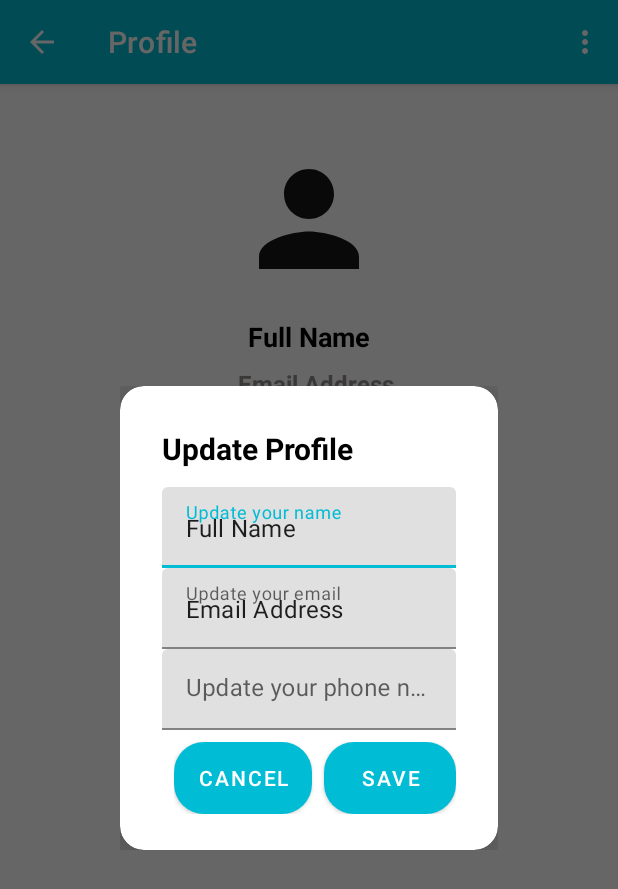
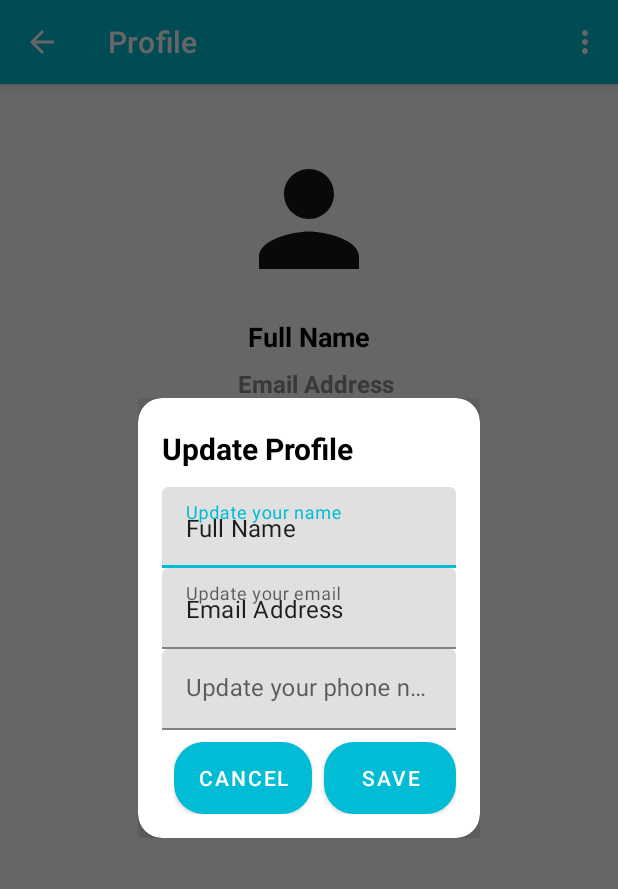
Before and after one commit to saifshamsi28/JobNet-A-Smart-Job-Finder, an Android app: the ProfileActivity screen opened directly, with no data from a screen before it, in the options menu, after a tap on "Update Profile", on a phone screen of 412 x 824 dp. Shown: the top 889 px of the screen. Run offline under Robolectric (Android 15) with nearby library versions, the phone set to English and light mode, and no system bars; our stand-ins replace Shimmer; 1 statement that could not run was skipped.

Commit message:
update the profile layout

```diff
--- a/app/src/main/java/com/saif/jobnet/Activities/ProfileActivity.java
+++ b/app/src/main/java/com/saif/jobnet/Activities/ProfileActivity.java
@@ -53,7 +53,6 @@ public class ProfileActivity extends AppCompatActivity {
         if (!isLoggedIn) {
             // Redirect to LoginActivity
             redirectToLogin();
-            return;
         }else{
             loadUserProfile();
         }
--- a/app/src/main/res/layout/update_profile_layout.xml
+++ b/app/src/main/res/layout/update_profile_layout.xml
@@ -10,7 +10,7 @@
         app:cardBackgroundColor="@color/white"
         app:cardCornerRadius="16dp"
         app:cardElevation="32dp"
-        app:contentPadding="16sp"
+        app:contentPadding="8sp"
         app:layout_constraintBottom_toBottomOf="parent"
         app:layout_constraintEnd_toEndOf="parent"
         app:layout_constraintHorizontal_bias="0.5"
@@ -23,8 +23,8 @@
             android:layout_height="wrap_content"
             android:orientation="vertical"
             android:paddingTop="12sp"
-            android:paddingStart="12sp"
-            android:paddingEnd="12sp">
+            android:paddingStart="8sp"
+            android:paddingEnd="8sp">
 
             <!-- Dialog Title -->
             <TextView
```
